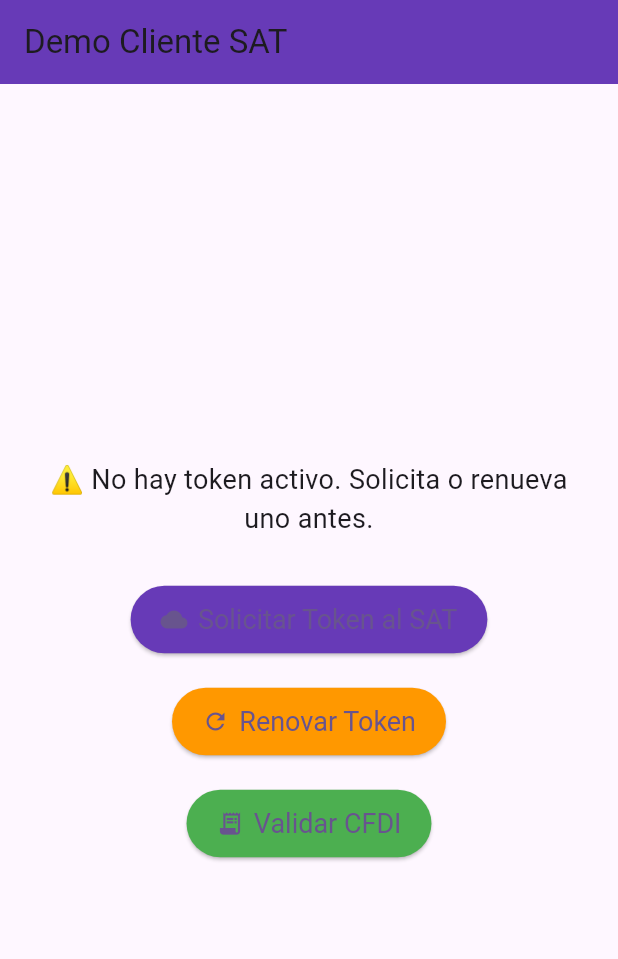
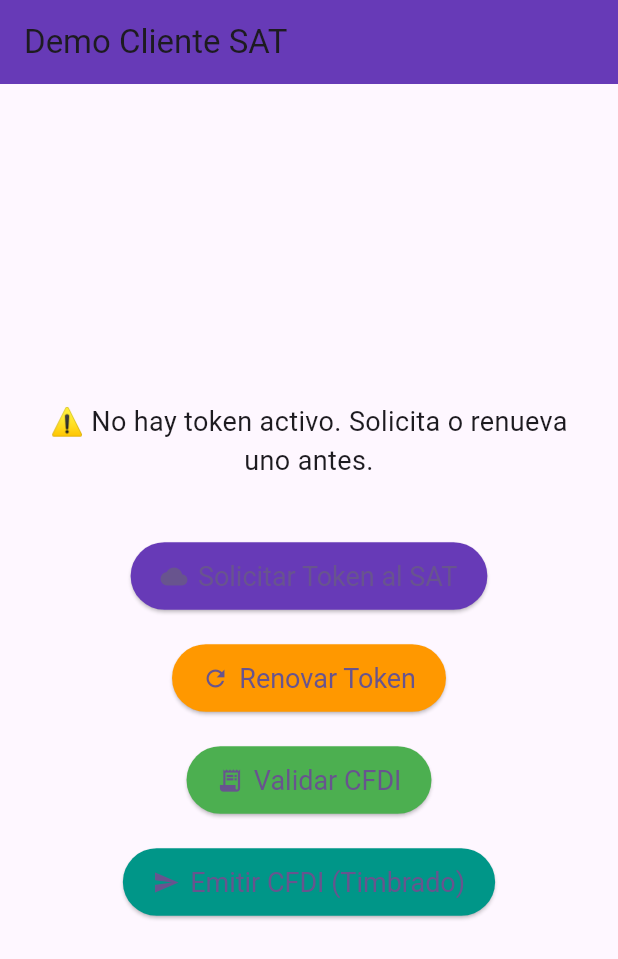
Before and after one commit to tagscolima-alt/prueba-git, a Flutter app: the screen it shows after launch, after a tap on "Solicitar Token al SAT", after a tap on "Validar CFDI", on a phone screen of 412 x 824 dp. Shown: the top 959 px of the screen. Run offline on Flutter 3.47's test engine with Material 3 defaults, Android fonts, the phone set to English and light mode, and no system bars; network calls fail.

Commit message:
emitir solicitar validad renovar con main

```diff
--- a/mi_web_app/lib/main.dart
+++ b/mi_web_app/lib/main.dart
@@ -1,7 +1,10 @@
-// lib/main.dart
+import 'dart:convert';
 import 'package:flutter/material.dart';
-import 'sat/cliente_sat.dart'; // Importa tu módulo SAT
-import 'sat/cliente_sat_api.dart'; // Necesario para las llamadas directas
+import 'sat/cliente_sat_api.dart';
+// ✅ puedes dejarla sin problema
+
+
+
 
 void main() {
   runApp(const MyApp());
@@ -16,7 +19,6 @@
       title: 'Cliente SAT Demo',
       theme: ThemeData(
         colorScheme: ColorScheme.fromSeed(seedColor: Colors.deepPurple),
-        useMaterial3: true,
       ),
       home: const SATDemoPage(),
     );
@@ -32,8 +34,8 @@
 
 class _SATDemoPageState extends State<SATDemoPage> {
   String _resultado = "Presiona un botón para interactuar con el SAT.";
-  Map<String, dynamic>? _datos; // 🔹 Aquí guardamos la respuesta JSON
-  String? _ultimoToken; // guarda el token actual
+  Map<String, dynamic>? _datos; // Muestra datos del JSON
+  String? _ultimoToken; // Guarda el token actual
 
   // 🔴 Solicitar token
   Future<void> _solicitarTokenSAT() async {
@@ -43,16 +45,16 @@
     });
 
     try {
-      final tokenResponse = await ClienteSATAPI.solicitarToken(
+      final response = await ClienteSATAPI.solicitarToken(
         rfc: "AAA010101AAA",
         password: "123456",
         certificado: "BASE64_CERT",
       );
 
       setState(() {
-        _resultado = "✅ Token obtenido correctamente.";
-        _datos = tokenResponse;
-        _ultimoToken = tokenResponse["access_token"];
+        _resultado = "✅ Token solicitado correctamente.";
+        _datos = response;
+        _ultimoToken = response["access_token"];
       });
     } catch (e) {
       setState(() {
@@ -76,8 +78,10 @@
     });
 
     try {
-      final response =
-          await ClienteSATAPI.renovarToken(refreshToken: _ultimoToken!);
+      final response = await ClienteSATAPI.renovarToken(
+        refreshToken: _ultimoToken!,
+      );
+
       setState(() {
         _resultado = "🔁 Token renovado correctamente.";
         _datos = response;
@@ -109,7 +113,7 @@
         rfcEmisor: "AAA010101AAA",
         rfcReceptor: "BBB010101BBB",
         uuid: "123e4567-e89b-12d3-a456-426614174000",
-        total: 1234.56,
+        total: 1000.00,
         token: _ultimoToken!,
       );
 
@@ -124,28 +128,51 @@
     }
   }
 
-  // 🔹 Widget para mostrar datos JSON en pantalla
-  Widget _buildJsonViewer() {
+  // 🟢 Emitir CFDI (Timbrado)
+  Future<void> _emitirCFDISAT() async {
+    if (_ultimoToken == null) {
+      setState(() {
+        _resultado = "⚠️ No hay token activo. Solicita o renueva uno antes.";
+      });
+      return;
+    }
+
+    setState(() {
+      _resultado = "Enviando CFDI al SAT...";
+      _datos = null;
+    });
+
+    try {
+      final response = await ClienteSATAPI.emitirCFDI(
+        xmlFirmado: "<Comprobante>...</Comprobante>",
+        token: _ultimoToken!,
+      );
+
+      setState(() {
+        _resultado = "✅ CFDI emitido correctamente (Timbrado).";
+        _datos = response;
+      });
+    } catch (e) {
+      setState(() {
+        _resultado = "❌ Error al emitir CFDI: $e";
+      });
+    }
+  }
+
+  // 🎨 Widget para mostrar los datos JSON
+  Widget _mostrarDatos() {
     if (_datos == null) return const SizedBox.shrink();
     return Container(
       margin: const EdgeInsets.only(top: 20),
-      padding: const EdgeInsets.all(16),
+      padding: const EdgeInsets.all(12),
       decoration: BoxDecoration(
         color: Colors.grey[200],
-        borderRadius: BorderRadius.circular(12),
-        border: Border.all(color: Colors.grey[400]!),
+        borderRadius: BorderRadius.circular(10),
+        border: Border.all(color: Colors.grey.shade400),
       ),
-      child: Column(
-        crossAxisAlignment: CrossAxisAlignment.start,
-        children: _datos!.entries.map((entry) {
-          return Padding(
-            padding: const EdgeInsets.symmetric(vertical: 4),
-            child: Text(
-              "${entry.key}: ${entry.value}",
-              style: const TextStyle(fontSize: 16, fontFamily: "Courier"),
-            ),
-          );
-        }).toList(),
+      child: Text(
+        const JsonEncoder.withIndent('  ').convert(_datos),
+        style: const TextStyle(fontFamily: 'Courier', fontSize: 14),
       ),
     );
   }
@@ -158,7 +185,7 @@
         backgroundColor: Colors.deepPurple,
       ),
       body: Center(
-        child: SingleChildScrollView(
+        child: Padding(
           padding: const EdgeInsets.all(20),
           child: Column(
             mainAxisAlignment: MainAxisAlignment.center,
@@ -168,8 +195,8 @@
                 textAlign: TextAlign.center,
                 style: const TextStyle(fontSize: 18),
               ),
-              _buildJsonViewer(),
-              const SizedBox(height: 30),
+              _mostrarDatos(),
+              const SizedBox(height: 40),
               ElevatedButton.icon(
                 onPressed: _solicitarTokenSAT,
                 icon: const Icon(Icons.cloud),
@@ -205,6 +232,18 @@
                   textStyle: const TextStyle(fontSize: 18),
                 ),
               ),
+              const SizedBox(height: 20),
+              ElevatedButton.icon(
+                onPressed: _emitirCFDISAT,
+                icon: const Icon(Icons.send),
+                label: const Text("Emitir CFDI (Timbrado)"),
+                style: ElevatedButton.styleFrom(
+                  backgroundColor: Colors.teal,
+                  padding:
+                      const EdgeInsets.symmetric(horizontal: 20, vertical: 12),
+                  textStyle: const TextStyle(fontSize: 18),
+                ),
+              ),
             ],
           ),
         ),
```
Also changed, not shown: mi_web_app/lib/sat/cliente_sat.dart (+20 -0 lines), mi_web_app/lib/sat/cliente_sat_api.dart (+29 -0 lines), 1 other file.
